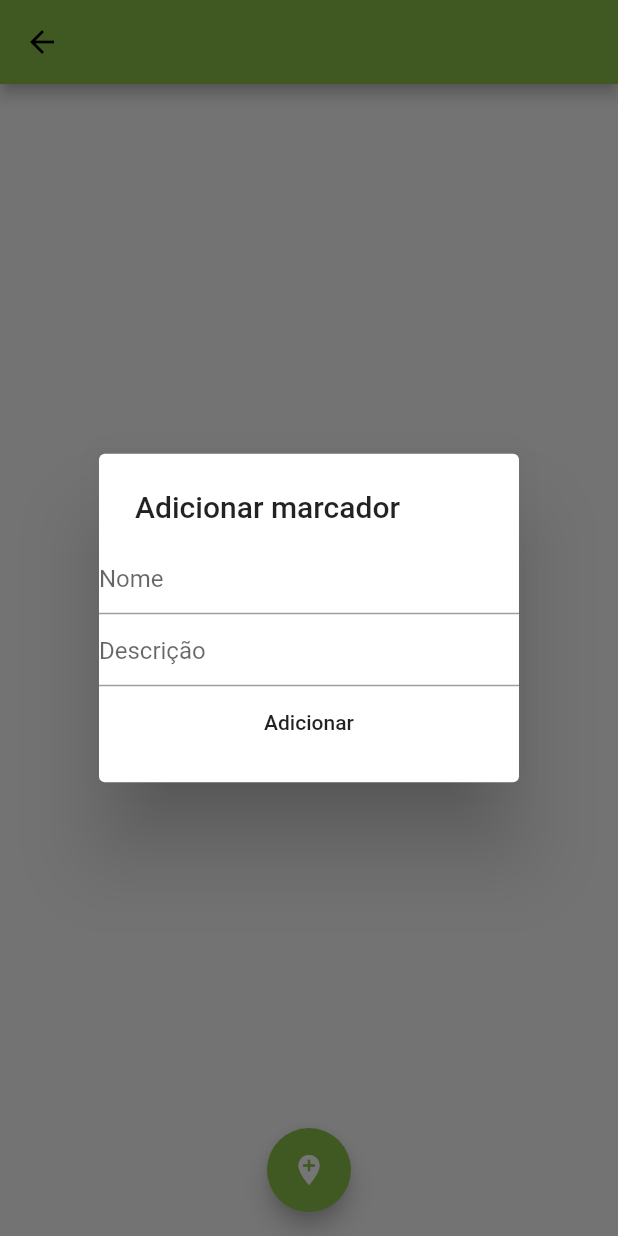
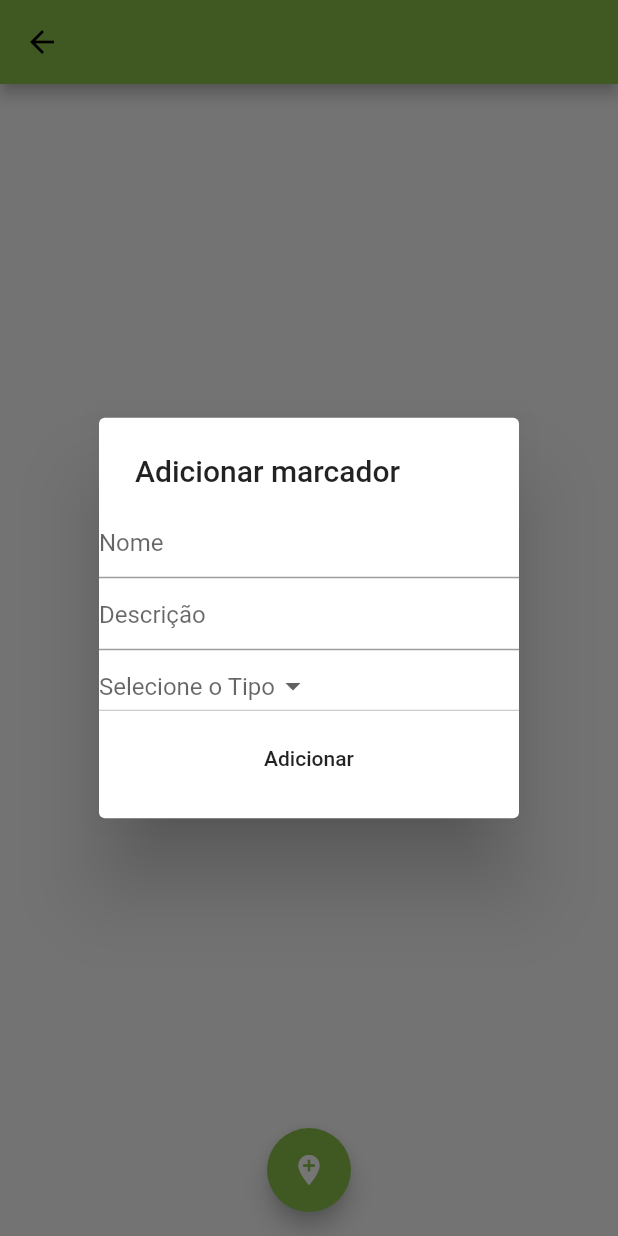
Before and after one commit to camzp/ciclo-helper, a Flutter app: the Maps screen opened directly, after a tap on the "add location" icon, on a phone screen of 412 x 824 dp. Run offline on Flutter 3.47's test engine with Material 2 defaults, Android fonts, the phone set to English and light mode, and no system bars; our stand-ins replace bloc, cloud_firestore, equatable, firebase_auth, flutter_bloc, flutter_html and 3 more; accounts and stored records are empty.

Commit message:
definição do marker

```diff
--- a/lib/main.dart
+++ b/lib/main.dart
@@ -31,7 +31,8 @@ class MyApp extends StatelessWidget {
           primaryColor: Colors.lightGreen,
         ),
 
-        home:  Maps(),//FrontPage(auth: new Auth()),
+        // home:  Maps(),
+        home: FrontPage(auth: new Auth()),
 
       ),
     );
--- a/lib/maps_page.dart
+++ b/lib/maps_page.dart
@@ -3,6 +3,7 @@ import 'package:flutter/material.dart';
 import 'package:geolocator/geolocator.dart';
 import 'package:google_maps_flutter/google_maps_flutter.dart';
 import 'package:cloud_firestore/cloud_firestore.dart';
+
 
 
 class Maps extends StatefulWidget{
@@ -86,6 +87,15 @@ class _MapsState extends State<Maps>{
     String name;
     String snippet;
     String type;
+
+    var selectedType;
+
+    List<String> types=<String>[
+    'Evento',
+    'Ponto de Apoio',
+    'Localização',
+    ];
+
     showDialog(
       context: context,
       barrierDismissible: true,
@@ -109,14 +119,33 @@ class _MapsState extends State<Maps>{
               },
               decoration: InputDecoration(hintText: 'Descrição'),
             ),
+
+            DropdownButton(
+                              items: types.map((value) =>DropdownMenuItem(
+                                child: Text(
+                                  value,
+                                  style: TextStyle(color: Colors.grey),
+                                ),
+                                value:value,
+                              )
+                              ).toList(),
+                              onChanged: (selectedType){
+                                setState(() {
+                                  type = selectedType;
+                                });
+                              },
+                              value: type,
+                              hint: Text("Selecione o Tipo"),
+                            ),
             FlatButton(
               child: Text('Adicionar'),
               onPressed: (){
                 Navigator.of(context).pop();
                 addMarkerToFirestore(name, snippet, type);
               },
-            )
+            ),
           ],
+
         );
       }
     );
```
